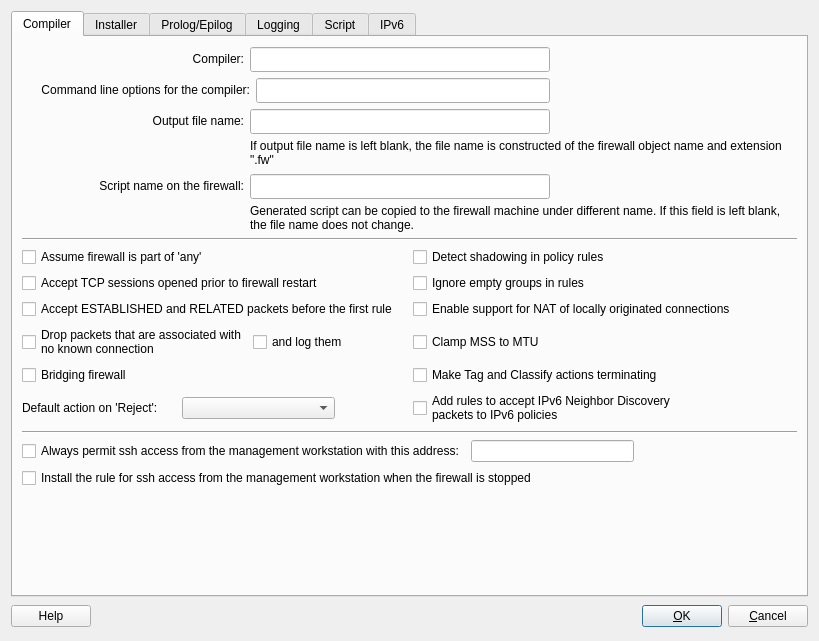
First picture: the form in src/gui/iptadvanceddialog_q.ui, repository fwbuilder/fwbuilder, before the edit.
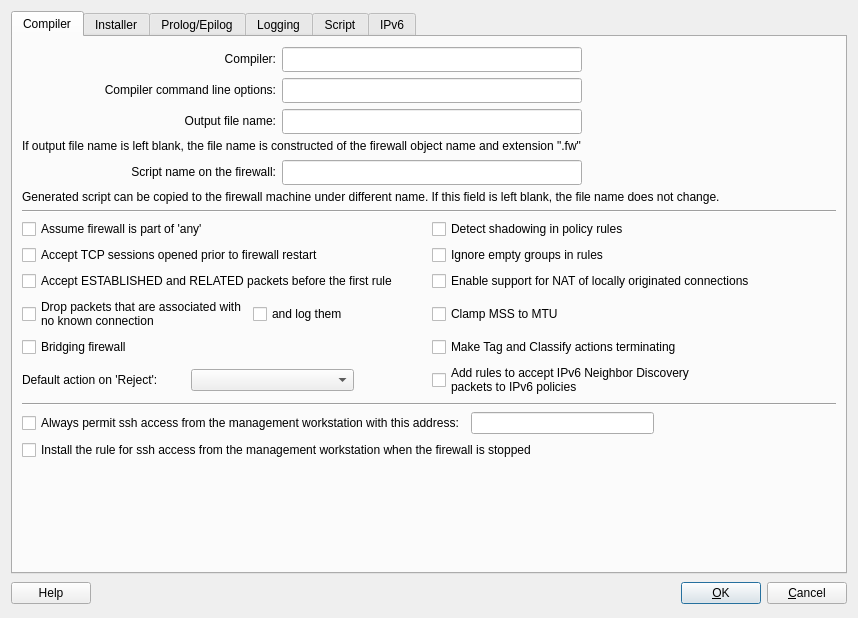
Second picture: the form after the edit.

Commit message: better dialog layout (refs #1615)

Patch:
```diff
--- a/src/gui/iptadvanceddialog_q.ui
+++ b/src/gui/iptadvanceddialog_q.ui
@@ -12,8 +12,8 @@
    <rect>
     <x>0</x>
     <y>0</y>
-    <width>819</width>
-    <height>641</height>
+    <width>858</width>
+    <height>618</height>
    </rect>
   </property>
   <property name="sizePolicy">
@@ -29,6 +29,62 @@
    <bool>false</bool>
   </property>
   <layout class="QGridLayout" name="gridLayout_6">
+   <item row="1" column="0">
+    <layout class="QHBoxLayout">
+     <item>
+      <widget class="QPushButton" name="buttonHelp">
+       <property name="text">
+        <string>Help</string>
+       </property>
+      </widget>
+     </item>
+     <item>
+      <spacer>
+       <property name="orientation">
+        <enum>Qt::Horizontal</enum>
+       </property>
+       <property name="sizeType">
+        <enum>QSizePolicy::Expanding</enum>
+       </property>
+       <property name="sizeHint" stdset="0">
+        <size>
+         <width>351</width>
+         <height>27</height>
+        </size>
+       </property>
+      </spacer>
+     </item>
+     <item>
+      <widget class="QPushButton" name="buttonOk">
+       <property name="text">
+        <string>&amp;OK</string>
+       </property>
+       <property name="shortcut">
+        <string/>
+       </property>
+       <property name="autoDefault">
+        <bool>true</bool>
+       </property>
+       <property name="default">
+        <bool>true</bool>
+       </property>
+      </widget>
+     </item>
+     <item>
+      <widget class="QPushButton" name="buttonCancel">
+       <property name="text">
+        <string>&amp;Cancel</string>
+       </property>
+       <property name="shortcut">
+        <string/>
+       </property>
+       <property name="autoDefault">
+        <bool>true</bool>
+       </property>
+      </widget>
+     </item>
+    </layout>
+   </item>
    <item row="0" column="0">
     <widget class="QTabWidget" name="tabWidget">
      <property name="sizePolicy">
@@ -44,8 +100,13 @@
       <attribute name="title">
        <string>Compiler</string>
       </attribute>
-      <layout class="QGridLayout" name="gridLayout_7">
-       <item row="0" column="0">
+      <layout class="QVBoxLayout" name="verticalLayout_2">
+       <item>
+        <layout class="QGridLayout" name="gridLayout_7"/>
+       </item>
+       <item>
+        <layout class="QGridLayout" name="gridLayout_9" columnstretch="5,5,5">
+         <item row="1" column="0">
         <widget class="QLabel" name="compilerLabel">
          <property name="text">
           <string>Compiler:</string>
@@ -58,7 +119,7 @@
          </property>
         </widget>
        </item>
-       <item row="0" column="1" colspan="2">
+         <item row="1" column="1">
         <widget class="QLineEdit" name="compiler">
          <property name="minimumSize">
           <size>
@@ -74,20 +135,7 @@
          </property>
         </widget>
        </item>
-       <item row="0" column="3">
-        <spacer name="horizontalSpacer">
-         <property name="orientation">
-          <enum>Qt::Horizontal</enum>
-         </property>
-         <property name="sizeHint" stdset="0">
-          <size>
-           <width>241</width>
-           <height>22</height>
-          </size>
-         </property>
-        </spacer>
-       </item>
-       <item row="1" column="0" colspan="2">
+         <item row="2" column="0">
         <widget class="QLabel" name="compilerArgsLabel">
          <property name="sizePolicy">
           <sizepolicy hsizetype="Expanding" vsizetype="Preferred">
@@ -96,7 +144,7 @@
           </sizepolicy>
          </property>
          <property name="text">
-          <string>Command line options for the compiler:</string>
+            <string>Compiler command line options:</string>
          </property>
          <property name="alignment">
           <set>Qt::AlignRight|Qt::AlignTrailing|Qt::AlignVCenter</set>
@@ -106,7 +154,7 @@
          </property>
         </widget>
        </item>
-       <item row="1" column="2">
+         <item row="2" column="1">
         <widget class="QLineEdit" name="compilerArgs">
          <property name="minimumSize">
           <size>
@@ -122,7 +170,7 @@
          </property>
         </widget>
        </item>
-       <item row="2" column="0">
+         <item row="3" column="0">
         <widget class="QLabel" name="textLabel1_5">
          <property name="sizePolicy">
           <sizepolicy hsizetype="Expanding" vsizetype="Preferred">
@@ -141,7 +189,7 @@
          </property>
         </widget>
        </item>
-       <item row="2" column="1" colspan="2">
+         <item row="3" column="1">
         <widget class="QLineEdit" name="outputFileName">
          <property name="minimumSize">
           <size>
@@ -157,7 +205,22 @@
          </property>
         </widget>
        </item>
-       <item row="3" column="1" colspan="3">
+         <item row="1" column="2">
+          <spacer name="horizontalSpacer_3">
+           <property name="orientation">
+            <enum>Qt::Horizontal</enum>
+           </property>
+           <property name="sizeHint" stdset="0">
+            <size>
+             <width>40</width>
+             <height>20</height>
+            </size>
+           </property>
+          </spacer>
+         </item>
+        </layout>
+       </item>
+       <item>
         <widget class="QLabel" name="label_7">
          <property name="text">
           <string>If output file name is left blank, the file name is constructed of the firewall object name and extension &quot;.fw&quot;</string>
@@ -167,7 +230,9 @@
          </property>
         </widget>
        </item>
-       <item row="4" column="0">
+       <item>
+        <layout class="QGridLayout" name="gridLayout_8" columnstretch="5,5,5">
+         <item row="0" column="0">
         <widget class="QLabel" name="label_2">
          <property name="text">
           <string>Script name on the firewall:</string>
@@ -177,7 +242,7 @@
          </property>
         </widget>
        </item>
-       <item row="4" column="1" colspan="2">
+         <item row="0" column="1">
         <widget class="QLineEdit" name="fileNameOnFw">
          <property name="minimumSize">
           <size>
@@ -193,7 +258,22 @@
          </property>
         </widget>
        </item>
-       <item row="5" column="1" colspan="3">
+         <item row="0" column="2">
+          <spacer name="horizontalSpacer">
+           <property name="orientation">
+            <enum>Qt::Horizontal</enum>
+           </property>
+           <property name="sizeHint" stdset="0">
+            <size>
+             <width>40</width>
+             <height>20</height>
+            </size>
+           </property>
+          </spacer>
+         </item>
+        </layout>
+       </item>
+       <item>
         <widget class="QLabel" name="label_4">
          <property name="text">
           <string>Generated script can be copied to the firewall machine under different name. If this field is left blank, the file name does not change.</string>
@@ -203,7 +283,7 @@
          </property>
         </widget>
        </item>
-       <item row="6" column="0" colspan="4">
+       <item>
         <widget class="Line" name="line4_2">
          <property name="frameShape">
           <enum>QFrame::HLine</enum>
@@ -216,7 +296,7 @@
          </property>
         </widget>
        </item>
-       <item row="7" column="0" colspan="4">
+       <item>
         <layout class="QGridLayout" name="gridLayout_5">
          <item row="0" column="0">
           <widget class="QCheckBox" name="assumeFwIsPartOfAny">
@@ -403,7 +483,7 @@
          </item>
         </layout>
        </item>
-       <item row="8" column="0" colspan="4">
+       <item>
         <widget class="Line" name="line4">
          <property name="frameShape">
           <enum>QFrame::HLine</enum>
@@ -416,7 +496,7 @@
          </property>
         </widget>
        </item>
-       <item row="9" column="0" colspan="4">
+       <item>
         <layout class="QHBoxLayout" name="horizontalLayout_5">
          <item>
           <widget class="QCheckBox" name="mgmt_ssh">
@@ -456,14 +536,14 @@
          </item>
         </layout>
        </item>
-       <item row="10" column="0" colspan="4">
+       <item>
         <widget class="QCheckBox" name="add_mgmt_ssh_rule_when_stoped">
          <property name="text">
           <string>Install the rule for ssh access from the management workstation when the firewall is stopped</string>
          </property>
         </widget>
        </item>
-       <item row="11" column="2" colspan="2">
+       <item>
         <spacer>
          <property name="orientation">
           <enum>Qt::Vertical</enum>
@@ -1511,62 +1591,6 @@
      </widget>
     </widget>
    </item>
-   <item row="1" column="0">
-    <layout class="QHBoxLayout">
-     <item>
-      <widget class="QPushButton" name="buttonHelp">
-       <property name="text">
-        <string>Help</string>
-       </property>
-      </widget>
-     </item>
-     <item>
-      <spacer>
-       <property name="orientation">
-        <enum>Qt::Horizontal</enum>
-       </property>
-       <property name="sizeType">
-        <enum>QSizePolicy::Expanding</enum>
-       </property>
-       <property name="sizeHint" stdset="0">
-        <size>
-         <width>351</width>
-         <height>27</height>
-        </size>
-       </property>
-      </spacer>
-     </item>
-     <item>
-      <widget class="QPushButton" name="buttonOk">
-       <property name="text">
-        <string>&amp;OK</string>
-       </property>
-       <property name="shortcut">
-        <string/>
-       </property>
-       <property name="autoDefault">
-        <bool>true</bool>
-       </property>
-       <property name="default">
-        <bool>true</bool>
-       </property>
-      </widget>
-     </item>
-     <item>
-      <widget class="QPushButton" name="buttonCancel">
-       <property name="text">
-        <string>&amp;Cancel</string>
-       </property>
-       <property name="shortcut">
-        <string/>
-       </property>
-       <property name="autoDefault">
-        <bool>true</bool>
-       </property>
-      </widget>
-     </item>
-    </layout>
-   </item>
   </layout>
  </widget>
  <tabstops>
```
Left out of the diff: 46 changed lines with no effect on the pictures. Lines whose indentation alone changed are shown as unchanged.
